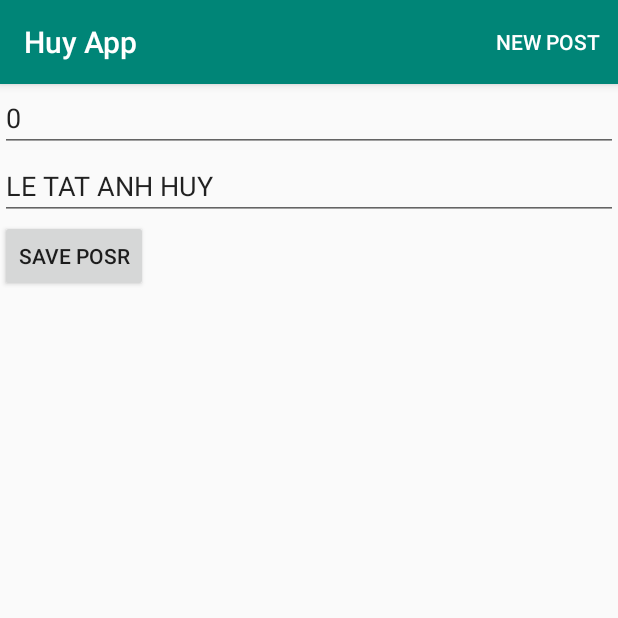
After one commit to letatanhhuy/retrofit_learning, an Android app: the fragment CreatePostFragment placed in its activity, on a phone screen of 412 x 824 dp, the top half of it. The commit adds this screen. Run offline under Robolectric (Android 15) with nearby library versions, the phone set to English and light mode, and no system bars; 3 statements that could not run were skipped.

Commit message:
add create for pratice post

```diff
--- /dev/null
+++ b/app/src/main/java/sample/huy/huy_retrofit_practice/Network/PostNetworkService.kt
@@ -0,0 +1,68 @@
+package sample.huy.huy_retrofit_practice.Network
+
+import android.util.Log
+import android.widget.Toast
+import retrofit2.Call
+import retrofit2.Callback
+import retrofit2.Response
+import sample.huy.huy_retrofit_practice.R
+import sample.huy.huy_retrofit_practice.UI.Adapters.PostRecycleViewAdapter
+import sample.huy.huy_retrofit_practice.UI.Fragments.CreatePostFragment
+import sample.huy.huy_retrofit_practice.UI.Fragments.PostListFragment
+import sample.huy.huy_retrofit_practice.activity.Network.DataService
+import sample.huy.huy_retrofit_practice.activity.Network.RetrofitService
+import sample.huy.huy_retrofit_practice.activity.model.Post
+
+class PostNetworkService {
+    companion object {
+        fun getAllPost(list:ArrayList<Post>, adapter: PostRecycleViewAdapter) {
+            var dataService = RetrofitService.getInstanceLocal().create(DataService::class.java)
+            var callGetAllPost = dataService.getAllPost()
+            callGetAllPost.enqueue(
+                object : Callback<List<Post>> {
+                    @Override
+                    override fun onResponse(call: Call<List<Post>>, response: Response<List<Post>>) {
+                        var size = response.body()?.size ?: 0
+                        list.clear()
+                        for (i in 0 until size) {
+                            var post:Post = response.body()?.get(i) as Post
+                            list.add(post)
+                        }
+                        adapter.notifyDataSetChanged()
+                    }
+
+                    @Override
+                    override fun onFailure(call: Call<List<Post>>, t: Throwable) {
+                        Log.e("Pikachu", " get onFailure:" + t.message)
+                    }
+
+                }
+            )
+        }
+
+        fun createNewPost(post:Post, fragment: CreatePostFragment): Post? {
+            var retVal:Post? = null
+            var dataService = RetrofitService.getInstanceLocal().create(DataService::class.java)
+            var callCreate = dataService.createPost(post)
+            callCreate.enqueue (
+                object : Callback<Post> {
+                    override fun onResponse(call: Call<Post>, response: Response<Post>) {
+                        Log.d("Pikachu", " create onResponse:" + response.body().toString())
+                        retVal = response.body()
+                        if(retVal != null) {
+                            fragment.fragmentManager?.beginTransaction()
+                                ?.replace(R.id.mainViewFrame, PostListFragment())?.commit()
+                            Toast.makeText(fragment.context, "Create done", Toast.LENGTH_LONG).show()
+                        } else {
+                            Toast.makeText(fragment.context, "Create failed", Toast.LENGTH_LONG).show()
+                        }
+                    }
+                    override fun onFailure(call: Call<Post>, t: Throwable) {
+                        Log.e("Pikachu", " create onFailure:" + t.message)
+                    }
+                }
+            )
+            return retVal
+        }
+    }
+}
--- a/app/src/main/java/sample/huy/huy_retrofit_practice/UI/PostRecycleViewAdapater.kt
+++ b/app/src/main/java/sample/huy/huy_retrofit_practice/UI/Adapters/PostRecycleViewAdapater.kt
@@ -1,4 +1,4 @@
-package sample.huy.huy_retrofit_practice.UI
+package sample.huy.huy_retrofit_practice.UI.Adapters
 
 import android.support.v7.widget.RecyclerView
 import android.view.LayoutInflater
@@ -17,7 +17,7 @@ class PostRecycleViewAdapter(private val dataSet: ArrayList<Post>) : RecyclerVie
     }
 
     override fun onBindViewHolder(holder: PostViewHolder, position: Int) {
-       holder.postRowView.txtPostName.text = dataSet.get(position).title + "-1234567891011121314"
+       holder.postRowView.txtPostName.text = dataSet.get(position).title
     }
 
     override fun getItemCount(): Int {
--- /dev/null
+++ b/app/src/main/java/sample/huy/huy_retrofit_practice/UI/Fragments/CreatePostFragment.kt
@@ -0,0 +1,36 @@
+package sample.huy.huy_retrofit_practice.UI.Fragments
+
+import android.os.Bundle
+import android.support.v4.app.Fragment
+import android.util.Log
+import android.view.LayoutInflater
+import android.view.View
+import android.view.ViewGroup
+import android.widget.Button
+import android.widget.TextView
+import kotlinx.android.synthetic.main.post_create_fragment.*
+import sample.huy.huy_retrofit_practice.Network.PostNetworkService
+import sample.huy.huy_retrofit_practice.R
+import sample.huy.huy_retrofit_practice.activity.model.Post
+
+class CreatePostFragment:Fragment() {
+
+    override fun onCreateView(
+        inflater: LayoutInflater,
+        container: ViewGroup?,
+        savedInstanceState: Bundle?
+    ): View? {
+        var rootView = layoutInflater.inflate(R.layout.post_create_fragment, container, false).apply { tag = TAG }
+        var textPostName:TextView = rootView.findViewById(R.id.txePostName)
+        var textPostId:TextView = rootView.findViewById(R.id.txePostId)
+        var buttonCreate:Button = rootView.findViewById(R.id.btnCreate)
+        buttonCreate.setOnClickListener {
+            PostNetworkService.createNewPost(Post(Integer.valueOf(textPostId.text.toString()), textPostName.text.toString()), this)
+        }
+        return rootView
+    }
+
+    companion object {
+        val TAG = "Pikachu-CreatePostFragment"
+    }
+}
--- /dev/null
+++ b/app/src/main/java/sample/huy/huy_retrofit_practice/UI/Fragments/PostListFragment.kt
@@ -0,0 +1,41 @@
+package sample.huy.huy_retrofit_practice.UI.Fragments
+
+import android.os.Bundle
+import android.support.v4.app.Fragment
+import android.support.v7.widget.LinearLayoutManager
+import android.support.v7.widget.RecyclerView
+import android.view.LayoutInflater
+import android.view.View
+import android.view.ViewGroup
+import sample.huy.huy_retrofit_practice.Network.PostNetworkService
+import sample.huy.huy_retrofit_practice.R
+import sample.huy.huy_retrofit_practice.UI.Adapters.PostRecycleViewAdapter
+import sample.huy.huy_retrofit_practice.activity.model.Post
+
+class PostListFragment:Fragment() {
+    private lateinit var postRecylerView: RecyclerView
+    private lateinit var postRecyclerViewAdapter: PostRecycleViewAdapter
+    private lateinit var postRecyclerViewManager: RecyclerView.LayoutManager
+    private lateinit var postDataSet: ArrayList<Post>
+
+    override fun onCreateView(inflater: LayoutInflater,
+                              container: ViewGroup?,
+                              savedInstanceState: Bundle?): View? {
+        val rootView = layoutInflater.inflate(R.layout.post_list_view_fragment,
+            container, false).apply { tag = TAG}
+        postRecyclerViewManager = LinearLayoutManager(activity)
+        postDataSet = ArrayList()
+        postRecyclerViewAdapter = PostRecycleViewAdapter(postDataSet)
+        postRecylerView = rootView.findViewById(R.id.recycleViewPost)
+        postRecylerView.apply {
+            setHasFixedSize(true)
+            layoutManager = postRecyclerViewManager
+            adapter = postRecyclerViewAdapter
+        }
+        PostNetworkService.getAllPost(postDataSet, postRecyclerViewAdapter)
+        return rootView
+    }
+    companion object {
+        val TAG = "Pikachu-PostListFragment"
+    }
+}
--- a/app/src/main/java/sample/huy/huy_retrofit_practice/model/Post.kt
+++ b/app/src/main/java/sample/huy/huy_retrofit_practice/model/Post.kt
@@ -9,6 +9,11 @@ class Post {
     @SerializedName("title")
     var title:String = ""
 
+
+    constructor(_title:String) {
+        title = _title
+    }
+
     constructor(_id: Int, _title:String) {
         id = _id
         title = _title
--- a/app/src/main/res/layout/activity_main.xml
+++ b/app/src/main/res/layout/activity_main.xml
@@ -2,25 +2,12 @@
 <android.support.constraint.ConstraintLayout
         xmlns:android="http://schemas.android.com/apk/res/android"
         xmlns:tools="http://schemas.android.com/tools"
-        xmlns:app="http://schemas.android.com/apk/res-auto"
         android:layout_width="match_parent"
         android:layout_height="match_parent"
         tools:context=".activity.activity.MainActivity">
-
-    <TextView
-        android:id="@+id/txtTitle"
-        android:layout_width="wrap_content"
-        android:layout_height="wrap_content"
-        android:text="@string/postListTitle"
-        app:layout_constraintLeft_toLeftOf="parent"
-        app:layout_constraintRight_toRightOf="parent"
-        app:layout_constraintTop_toTopOf="parent"/>
-
-    <android.support.v7.widget.RecyclerView
-        android:id="@+id/recycleViewPost"
-        android:layout_height="wrap_content"
+    <FrameLayout
+        android:id="@+id/mainViewFrame"
         android:layout_width="match_parent"
-        android:scrollbars="vertical"
-        app:layout_constraintTop_toBottomOf="@id/txtTitle"/>
+        android:layout_height="match_parent"/>
 
 </android.support.constraint.ConstraintLayout>
--- /dev/null
+++ b/app/src/main/res/layout/post_create_fragment.xml
@@ -0,0 +1,31 @@
+<?xml version="1.0" encoding="utf-8"?>
+<android.support.constraint.ConstraintLayout
+    xmlns:android="http://schemas.android.com/apk/res/android"
+    xmlns:app="http://schemas.android.com/apk/res-auto"
+    android:id="@+id/createFragment"
+    android:layout_width="match_parent"
+    android:layout_height="match_parent">
+    <EditText
+        android:id="@+id/txePostId"
+        android:text="0"
+        android:maxLines="1"
+        android:ellipsize="end"
+        android:inputType="number"
+        android:layout_width="match_parent"
+        android:layout_height="wrap_content"
+        app:layout_constraintBottom_toTopOf="@+id/txePostName"/>
+    <EditText
+        android:id="@+id/txePostName"
+        android:text="LE TAT ANH HUY"
+        android:maxLines="1"
+        android:ellipsize="end"
+        android:layout_width="match_parent"
+        android:layout_height="wrap_content"
+        app:layout_constraintTop_toBottomOf="@+id/txePostId"/>
+    <Button
+            android:id="@+id/btnCreate"
+            android:text="Save Posr"
+            android:layout_width="wrap_content"
+            android:layout_height="wrap_content"
+            app:layout_constraintTop_toBottomOf="@+id/txePostName"/>
+</android.support.constraint.ConstraintLayout>
--- /dev/null
+++ b/app/src/main/res/menu/main.xml
@@ -0,0 +1,8 @@
+<menu xmlns:android="http://schemas.android.com/apk/res/android"
+      xmlns:tools="http://schemas.android.com/tools"
+      xmlns:app="http://schemas.android.com/apk/res-auto"
+      tools:ignore="AppCompatResource">
+    <item android:id="@+id/menuCreateNew"
+          app:showAsAction="always"
+          android:title="@string/new_post" />
+</menu>
--- a/app/src/main/res/values/strings.xml
+++ b/app/src/main/res/values/strings.xml
@@ -1,4 +1,5 @@
 <resources>
-    <string name="app_name">Huy_Retrofit_Practice</string>
+    <string name="app_name">Huy App</string>
     <string name="postListTitle">Post List</string>
+    <string name="new_post">New post</string>
 </resources>
```
Also changed, not shown: app/src/main/AndroidManifest.xml (+3 -4 lines), app/src/main/java/sample/huy/huy_retrofit_practice/activity/MainActivity.kt (+50 -57 lines), app/src/main/res/layout/post_list_view_fragment.xml (added, +22 -0 lines).
